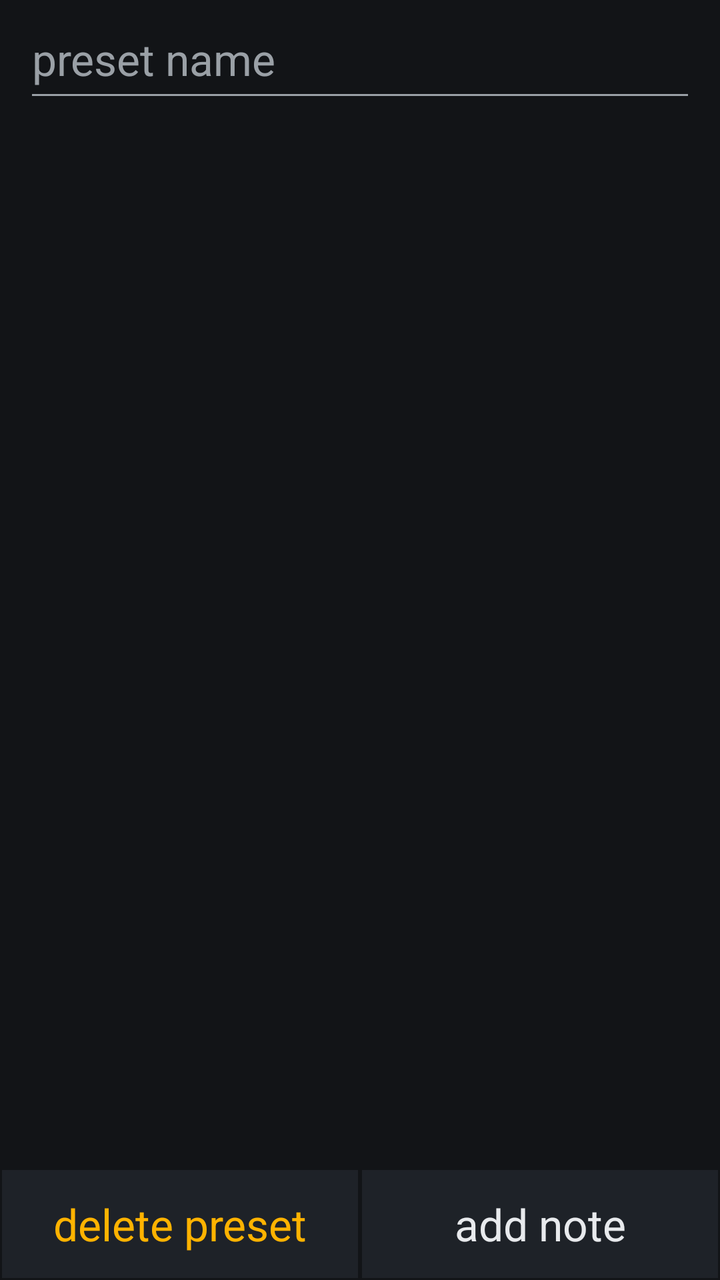
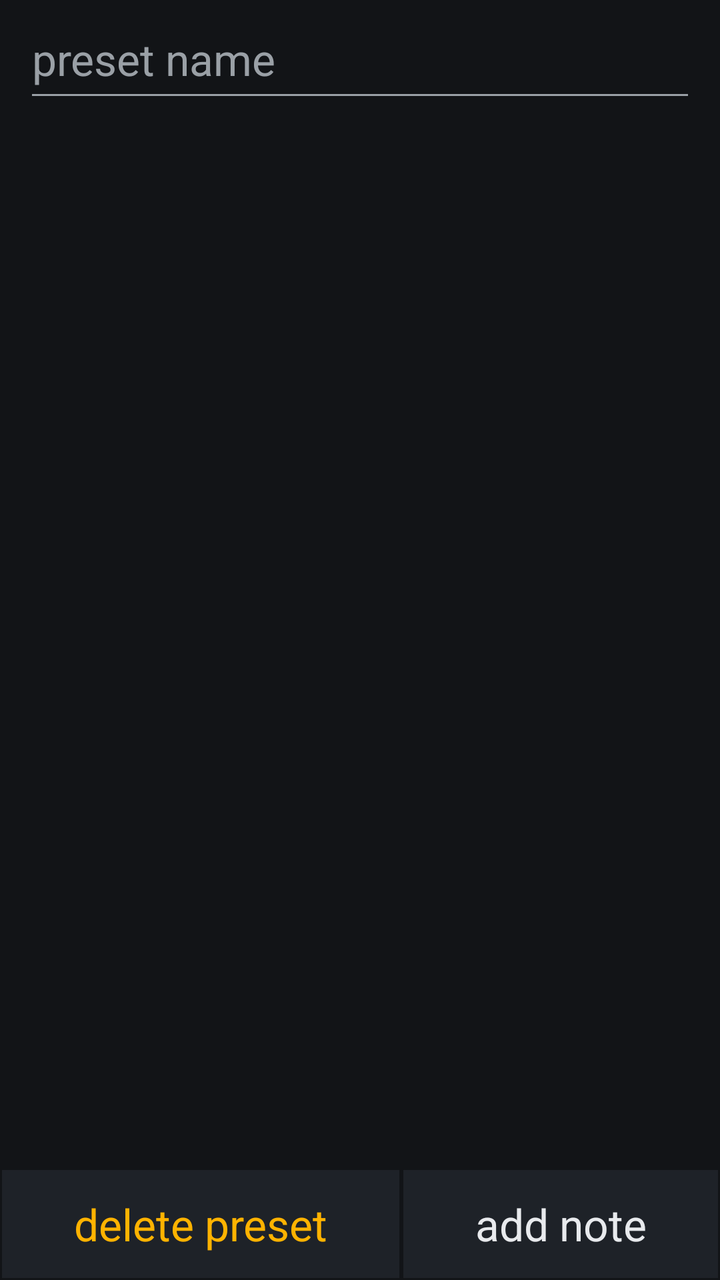

An Android layout rendered at two revisions. The XML below is the earlier revision; the diff shows what the commit changed to produce the second picture.
<!-- AndroidManifest.xml: application theme Tuner -->
<!-- res/layout/preset_edit.xml -->
<?xml version="1.0" encoding="utf-8"?>
<LinearLayout xmlns:android="http://schemas.android.com/apk/res/android"
    android:fitsSystemWindows="true"
    android:orientation="vertical"
    android:layout_width="fill_parent"
    android:layout_height="fill_parent"
    android:descendantFocusability="beforeDescendants"
    android:focusableInTouchMode="true">
    <EditText android:id="@+id/preset_name"
	android:layout_width="fill_parent"
	android:layout_height="wrap_content"
	android:layout_marginLeft="12dp"
	android:layout_marginRight="12dp"
	android:minHeight="56dp"
	android:textAppearance="?android:attr/textAppearanceLarge"
	android:hint="@string/preset_name_hint"
	android:inputType="textCapSentences"
	android:lines="1"
	android:singleLine="true"
	android:imeOptions="actionDone" />
    <TextView android:id="@+id/list_empty"
	android:layout_width="fill_parent"
	android:layout_height="1dp"
	android:layout_weight="1"
	android:visibility="gone"
	android:gravity="center"
	android:padding="16dp"
	android:textAppearance="?android:attr/textAppearanceLarge"
	android:textColor="@color/text_muted"
	android:text="@string/no_notes" />
    <ListView android:id="@+id/note_list"
	android:layout_width="fill_parent"
	android:layout_height="1dp"
	android:layout_weight="1" />
    <LinearLayout
	android:orientation="horizontal"
	android:layout_width="fill_parent"
	android:layout_height="wrap_content">
	<Button
	    style="@style/Tuner.Button.Big"
	    android:layout_width="1dp"
	    android:layout_height="wrap_content"
	    android:layout_weight="1"
	    android:minHeight="56dp"
	    android:text="@string/delete_preset"
	    android:textColor="@color/warn"
	    android:onClick="do_delete" />
	<Button
	    style="@style/Tuner.Button.Big"
	    android:layout_width="1dp"
	    android:layout_height="wrap_content"
	    android:layout_weight="1"
	    android:minHeight="56dp"
	    android:text="@string/add_note"
	    android:onClick="do_new" />
    </LinearLayout>
</LinearLayout>
<!-- resources referenced by this layout -->
<resources>
  <color name="text_muted">#9AA0A6</color>
  <color name="warn">#FFB300</color>
  <string name="add_note">add note</string>
  <string name="delete_preset">delete preset</string>
  <string name="no_notes">no notes</string>
  <string name="preset_name_hint">preset name</string>
  <style name="Tuner" parent="@android:style/Theme.Material">
  		<item name="android:colorBackground">@color/bg</item>
  		<item name="android:windowBackground">@color/bg</item>
  		<item name="android:colorPrimary">@color/surface</item>
  		<item name="android:colorPrimaryDark">@color/bg</item>
  		<item name="android:colorAccent">@color/accent</item>
  		<item name="android:colorControlNormal">@color/text_muted</item>
  		<item name="android:textColorPrimary">@color/text</item>
  		<item name="android:textColorSecondary">@color/text_muted</item>
  		<item name="android:textColorHint">@color/text_muted</item>
  		<item name="android:statusBarColor">@color/bg</item>
  		<item name="android:navigationBarColor">@color/bg</item>
  		<item name="android:buttonStyle">@style/Tuner.Button</item>
  	</style>
  <color name="bg">#121417</color>
  <color name="surface">#1E2228</color>
  <color name="accent">#4C8DFF</color>
  <color name="text">#E8EAED</color>
  <style name="Tuner.Button" parent="@android:style/Widget.Material.Button">
  		<item name="android:textColor">@color/text</item>
  		<item name="android:textAllCaps">false</item>
  		<item name="android:background">@drawable/mode_button</item>
  	</style>
  <!-- drawable mode_button (drawable) -->
  <?xml version="1.0" encoding="utf-8"?>
  <selector xmlns:android="http://schemas.android.com/apk/res/android">
  <item android:state_pressed="true" android:drawable="@drawable/mb_pressed" />
  
  <item android:state_selected="true" android:drawable="@drawable/mb_selected" />
  <item android:drawable="@drawable/mb_normal" />
  </selector>
  <!-- drawable mb_pressed (drawable) -->
  <?xml version="1.0" encoding="utf-8"?>
  <shape xmlns:android="http://schemas.android.com/apk/res/android"
      android:shape="rectangle">
      <solid android:color="@color/surface_pressed" />
      <stroke android:width="1dp" android:color="@color/accent" />
  </shape>
  <!-- drawable mb_selected (drawable) -->
  <?xml version="1.0" encoding="utf-8"?>
  <shape xmlns:android="http://schemas.android.com/apk/res/android"
      android:shape="rectangle">
      <solid android:color="@color/surface_pressed" />
      <stroke android:width="2dp" android:color="@color/accent" />
  </shape>
  <!-- drawable mb_normal (drawable) -->
  <?xml version="1.0" encoding="utf-8"?>
  <shape xmlns:android="http://schemas.android.com/apk/res/android"
      android:shape="rectangle">
      <solid android:color="@color/surface" />
      <stroke android:width="1dp" android:color="@color/bg" />
  </shape>
  <color name="surface_pressed">#2A3140</color>
  <!-- unchanged entries left out for length: 1 -->
</resources>

<!-- the commit's change to res/layout/preset_edit.xml (unified diff, before → after) -->
@@ -32,13 +32,14 @@
 	android:layout_width="fill_parent"
 	android:layout_height="1dp"
 	android:layout_weight="1" />
+    
     <LinearLayout
 	android:orientation="horizontal"
 	android:layout_width="fill_parent"
 	android:layout_height="wrap_content">
 	<Button
 	    style="@style/Tuner.Button.Big"
-	    android:layout_width="1dp"
+	    android:layout_width="wrap_content"
 	    android:layout_height="wrap_content"
 	    android:layout_weight="1"
 	    android:minHeight="56dp"
@@ -47,7 +48,7 @@
 	    android:onClick="do_delete" />
 	<Button
 	    style="@style/Tuner.Button.Big"
-	    android:layout_width="1dp"
+	    android:layout_width="wrap_content"
 	    android:layout_height="wrap_content"
 	    android:layout_weight="1"
 	    android:minHeight="56dp"
<!-- resource entries referenced after the edit -->
@@ -19,6 +19,9 @@
   		<item name="android:statusBarColor">@color/bg</item>
   		<item name="android:navigationBarColor">@color/bg</item>
   		<item name="android:buttonStyle">@style/Tuner.Button</item>
+  		<item name="android:editTextStyle">@style/Tuner.EditText</item>
+  		<item name="android:actionOverflowButtonStyle">@style/Tuner.Overflow</item>
+  		<item name="android:actionBarStyle">@style/Tuner.ActionBar</item>
   	</style>
   <color name="bg">#121417</color>
   <color name="surface">#1E2228</color>
@@ -29,6 +32,16 @@
   		<item name="android:textAllCaps">false</item>
   		<item name="android:background">@drawable/mode_button</item>
   	</style>
+  <style name="Tuner.EditText" parent="@android:style/Widget.Material.EditText">
+  		<item name="android:minHeight">48dp</item>
+  	</style>
+  <style name="Tuner.Overflow" parent="@android:style/Widget.Material.ActionButton.Overflow">
+  		<item name="android:minWidth">48dp</item>
+  		<item name="android:minHeight">48dp</item>
+  	</style>
+  <style name="Tuner.ActionBar" parent="@android:style/Widget.Material.ActionBar.Solid">
+  		<item name="android:subtitleTextStyle">@style/Tuner.ActionBar.Subtitle</item>
+  	</style>
   <!-- drawable mode_button (drawable) -->
   <?xml version="1.0" encoding="utf-8"?>
   <selector xmlns:android="http://schemas.android.com/apk/res/android">
@@ -37,6 +50,9 @@
   <item android:state_selected="true" android:drawable="@drawable/mb_selected" />
   <item android:drawable="@drawable/mb_normal" />
   </selector>
+  <style name="Tuner.ActionBar.Subtitle" parent="@android:style/TextAppearance.Material.Widget.ActionBar.Subtitle">
+  		<item name="android:textSize">13sp</item>
+  	</style>
   <!-- drawable mb_pressed (drawable) -->
   <?xml version="1.0" encoding="utf-8"?>
   <shape xmlns:android="http://schemas.android.com/apk/res/android"
